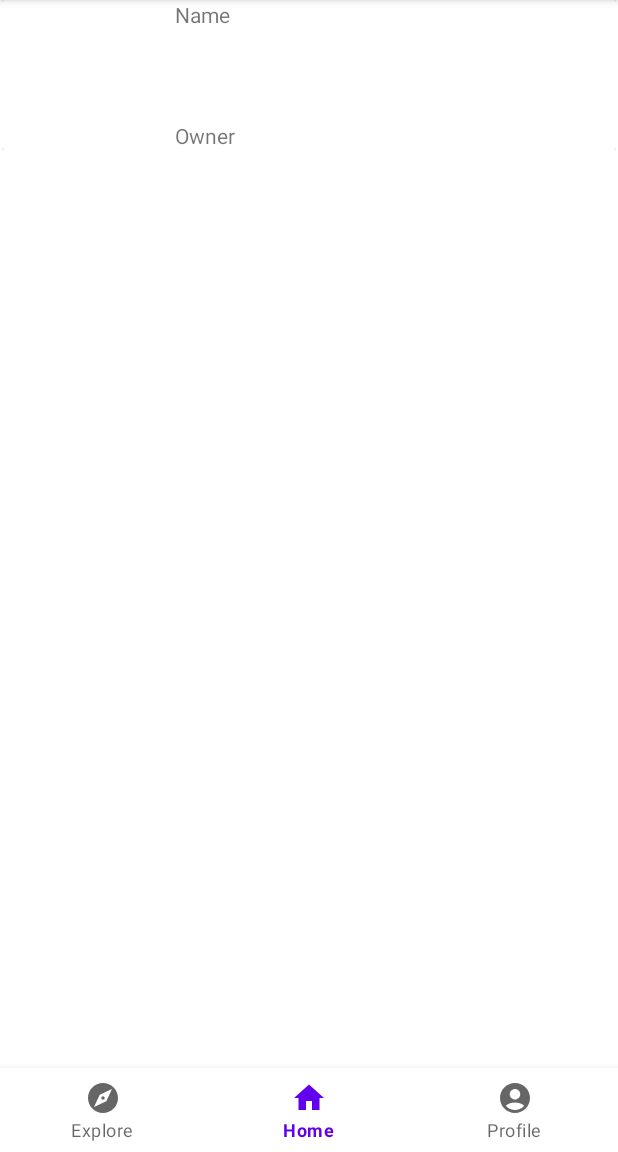
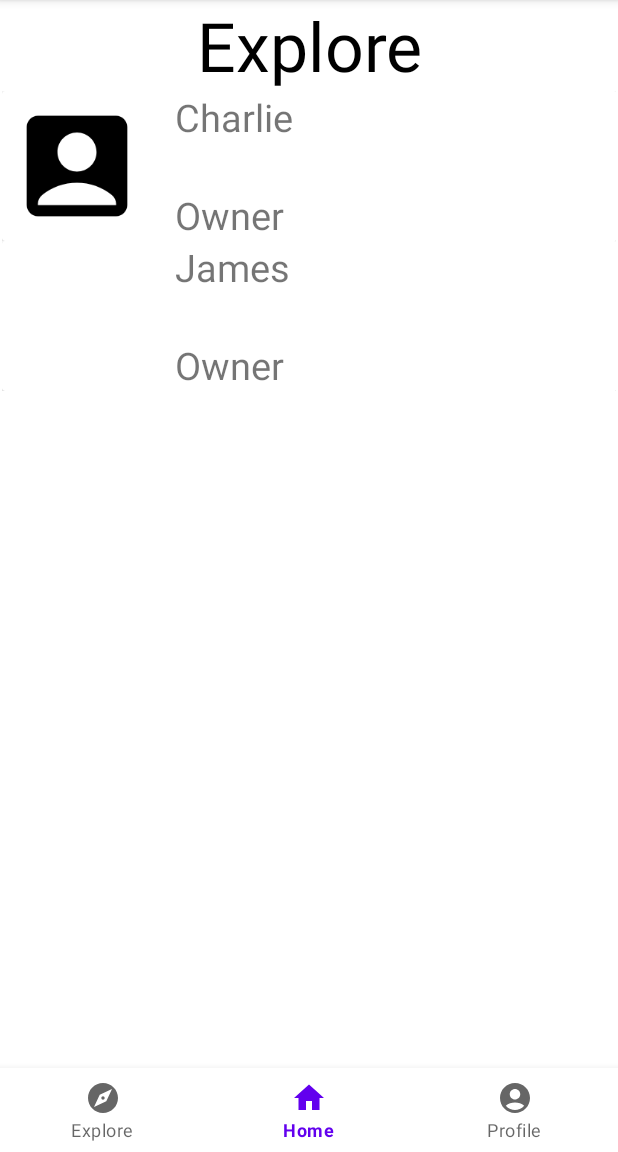
Before and after one commit to Charepo-2023/Charepo, an Android app: the fragment ExploreFragment placed in its activity, on a phone screen of 412 x 824 dp, the part 84-1236 px from its top. Run offline under Robolectric (Android 15) with nearby library versions, the light colour scheme and no system bars; pictures from the network do not load.

Commit message:
menu page added

```diff
--- a/app/build.gradle
+++ b/app/build.gradle
@@ -36,6 +36,7 @@ dependencies {
 
     implementation 'androidx.core:core-ktx:1.10.0'
     implementation 'androidx.appcompat:appcompat:1.6.1'
+    implementation 'com.github.bumptech.glide:glide:4.15.1'
     implementation 'com.google.android.material:material:1.8.0'
     implementation 'androidx.constraintlayout:constraintlayout:2.1.4'
     testImplementation 'junit:junit:4.13.2'
--- a/app/src/main/AndroidManifest.xml
+++ b/app/src/main/AndroidManifest.xml
@@ -2,6 +2,7 @@
 <manifest xmlns:android="http://schemas.android.com/apk/res/android"
     xmlns:tools="http://schemas.android.com/tools" >
 
+    <uses-permission android:name="android.permission.INTERNET" />
     <application
         android:allowBackup="true"
         android:dataExtractionRules="@xml/data_extraction_rules"
--- a/app/src/main/java/com/example/charepo/CharacterDetailAdapter.kt
+++ b/app/src/main/java/com/example/charepo/CharacterDetailAdapter.kt
@@ -7,6 +7,7 @@ import android.view.View
 import android.view.ViewGroup
 import android.widget.ImageView
 import androidx.recyclerview.widget.RecyclerView
+import com.bumptech.glide.Glide
 
 class CharacterDetailAdapter(val context: Context,
                              val imageList: ArrayList<Uri>,
@@ -29,7 +30,10 @@ class CharacterDetailAdapter(val context: Context,
         val imageView = itemView.findViewById<ImageView>(R.id.character_image_holder)
 
         fun bind(image: Uri){
-            imageView.setImageURI(image)
+            //imageView.setImageURI(image)
+            Glide.with(itemView.context)
+                .load(image)
+                .into(imageView)
         }
     }
 
--- a/app/src/main/java/com/example/charepo/ExploreFragment.kt
+++ b/app/src/main/java/com/example/charepo/ExploreFragment.kt
@@ -5,6 +5,8 @@ import android.view.LayoutInflater
 import android.view.View
 import android.view.ViewGroup
 import androidx.fragment.app.Fragment
+import androidx.recyclerview.widget.LinearLayoutManager
+import androidx.recyclerview.widget.RecyclerView
 
 class ExploreFragment : Fragment(){
 
@@ -14,5 +16,10 @@ class ExploreFragment : Fragment(){
         savedInstanceState: Bundle?
     ): View? {
         val view = inflater.inflate(R.layout.explore_page,container,false)
+
+        val publicRV = view.findViewById<RecyclerView>(R.id.publicCharacterRV)
+        publicRV.adapter = ExploreFragmentAdapter(view.context,Fetcher.itemList)
+        publicRV.layoutManager = LinearLayoutManager(view.context)
+
         return view
 }}
--- /dev/null
+++ b/app/src/main/java/com/example/charepo/ExploreFragmentAdapter.kt
@@ -0,0 +1,62 @@
+package com.example.charepo
+
+import android.content.Context
+import android.content.Intent
+import android.view.LayoutInflater
+import android.view.MenuItem
+import android.view.View
+import android.view.ViewGroup
+import android.widget.ImageView
+import android.widget.PopupMenu
+import android.widget.TextView
+import androidx.recyclerview.widget.RecyclerView
+
+class ExploreFragmentAdapter(
+    val context: Context,
+    val items: List<HomeRecyclerViewItem> ) : RecyclerView.Adapter<RecyclerView.ViewHolder>() {
+    val sortedList = Fetcher.sortCharacters(items)
+
+    override fun getItemViewType(position: Int): Int {
+        if (sortedList[position] is HomeRecyclerViewItem.FolderItem){
+            return VIEW_TYPE_FOLDER
+        }else{
+            return VIEW_TYPE_CHARACTER
+        }
+    }
+
+    override fun onCreateViewHolder(parent: ViewGroup, viewType: Int): RecyclerView.ViewHolder {
+        val itemView = LayoutInflater.from(context).inflate(R.layout.explore_item, parent, false)
+        return CharacterViewHolder(itemView)
+    }
+
+
+    override fun onBindViewHolder(holder: RecyclerView.ViewHolder, position: Int) {
+        val item = sortedList[position]
+        if (holder is CharacterViewHolder && item is HomeRecyclerViewItem.CharacterItem){
+            holder.bind(item)
+        }
+    }
+
+    override fun getItemCount(): Int {
+        return sortedList.size
+    }
+
+    //Need to add owner as part of character Item
+    internal inner class CharacterViewHolder(itemView: View) : RecyclerView.ViewHolder(itemView){
+        fun bind(item:HomeRecyclerViewItem.CharacterItem){
+            itemView.findViewById<TextView>(R.id.charNameView).text = item.name
+            if (item.characterImages!!.isEmpty()){
+                itemView.findViewById<ImageView>(R.id.charImageView).setImageResource(R.drawable.default_character_icon)
+            }else{
+                itemView.findViewById<ImageView>(R.id.charImageView).setImageURI(item.characterImages!![0])
+            }
+
+            itemView.setOnClickListener {
+                val intent = Intent(itemView.context, CharacterDetail::class.java)
+                Fetcher.setCurrentCharacterVal(item)
+                itemView.context.startActivity(intent)
+            }
+
+        }
+    }
+    }
--- a/app/src/main/java/com/example/charepo/Fetcher.kt
+++ b/app/src/main/java/com/example/charepo/Fetcher.kt
@@ -1,6 +1,8 @@
 package com.example.charepo
 
 import android.content.Context
+import android.net.Uri
+import java.net.URL
 
 class Fetcher {
     companion object{
@@ -28,24 +30,36 @@ class Fetcher {
             sortedList.sortWith((compareByDescending<HomeRecyclerViewItem> { it.javaClass.name.lowercase() }.thenBy{ it.toString().lowercase() }))
             return sortedList
         }
+        fun sortCharacters(unsortedList: List<HomeRecyclerViewItem>):List<HomeRecyclerViewItem>{
+            sortedList.clear()
+            for(i in unsortedList) {
+                if(i is HomeRecyclerViewItem.CharacterItem){
+                    if (i.isPublic == 1){
+                        sortedList.add(i)
+                    }
+                }
+            }
+            sortedList.sortWith((compareByDescending<HomeRecyclerViewItem> { it.javaClass.name.lowercase() }.thenBy{ it.toString().lowercase() }))
+            return sortedList
+        }
 
 
-            fun getRecyclerList(): MutableList<HomeRecyclerViewItem>{
+        fun getRecyclerList(): MutableList<HomeRecyclerViewItem>{
                 return itemList
             }
 
-            fun initializeAdapter(givenContext: Context, list:MutableList<HomeRecyclerViewItem>, homeFragment: HomeFragment): RecyclerAdapter{
+        fun initializeAdapter(givenContext: Context, list:MutableList<HomeRecyclerViewItem>, homeFragment: HomeFragment): RecyclerAdapter{
                 recyclerAdapter = RecyclerAdapter(givenContext,list,homeFragment)
                 itemList = list
                 return recyclerAdapter
             }
 
-            fun updateAdapter(){
+        fun updateAdapter(){
                 sortList(itemList)
                 recyclerAdapter.notifyDataSetChanged()
             }
 
-            fun updateFolderName(oldName:String, newName:String, changingItem: HomeRecyclerViewItem){
+        fun updateFolderName(oldName:String, newName:String, changingItem: HomeRecyclerViewItem){
                 for (i in itemList){
                     if(i is HomeRecyclerViewItem.CharacterItem){
                         if (i.directory == oldName){
@@ -78,12 +92,19 @@ class Fetcher {
             return loadCharacter
         }
 
-            fun getEmails(): MutableList<HomeRecyclerViewItem>{
+        fun getEmails(): MutableList<HomeRecyclerViewItem>{
+            val charImages : ArrayList<Uri> = ArrayList()
+            val url = URL("https://i.imgur.com/Oc9ACvH.png")
+            charImages.add(Uri.parse(url.toURI().toString()))
+            charImages.add(Uri.parse(url.toURI().toString()))
             val data : MutableList<HomeRecyclerViewItem> =ArrayList()
-            data.add(HomeRecyclerViewItem.CharacterItem("James", directory = "Home", characterDescription = "This is James"))
+            data.add(HomeRecyclerViewItem.CharacterItem("James", directory = "root",
+                characterDescription = "This is James",
+                isPublic = 1, characterImages = charImages))
             data.add(HomeRecyclerViewItem.FolderItem("Women", directory = "root"))
             data.add(HomeRecyclerViewItem.FolderItem("Book 1", directory = "root"))
-            data.add(HomeRecyclerViewItem.CharacterItem("Charlie", directory = "root", characterDescription = "Charlie Bucket is the main protagonist of the 1964 Roald Dahl book Charlie and the Chocolate Factory and the 1971 and 2005 film adaptations of the book. Despite being a stereotypical boy, Charlie is a noble, caring hero and one of the best in British literature.",
+            data.add(HomeRecyclerViewItem.CharacterItem("Charlie", directory = "root",
+                characterDescription = "Charlie Bucket is the main protagonist of the 1964 Roald Dahl book Charlie and the Chocolate Factory and the 1971 and 2005 film adaptations of the book. Despite being a stereotypical boy, Charlie is a noble, caring hero and one of the best in British literature.",
                 isPublic = 1,
                 birthday = "April 15, 1987",
                 race = "White",
@@ -91,7 +112,10 @@ class Fetcher {
             data.add(HomeRecyclerViewItem.FolderItem("Book 6", directory = "root"))
             data.add(HomeRecyclerViewItem.FolderItem("Blue","Book 1"))
             data.add(HomeRecyclerViewItem.FolderItem("Red","Book 1"))
-            data.add(HomeRecyclerViewItem.CharacterItem("Pete", characterDescription = "Pete lives in the forest and tracks animals.", directory = "Book 1", isPublic = 0))
+            data.add(HomeRecyclerViewItem.CharacterItem("Pete",
+                characterDescription = "Pete lives in the forest and tracks animals.",
+                directory = "Book 1",
+                isPublic = 0))
             return data
         }
 
--- a/app/src/main/java/com/example/charepo/HomeFragmentAdapter.kt
+++ b/app/src/main/java/com/example/charepo/HomeFragmentAdapter.kt
@@ -10,6 +10,7 @@ import android.view.ViewGroup
 import android.widget.*
 import androidx.appcompat.app.AlertDialog
 import androidx.recyclerview.widget.RecyclerView
+import com.bumptech.glide.Glide
 
 const val VIEW_TYPE_FOLDER = 1
 const val VIEW_TYPE_CHARACTER = 2
@@ -93,7 +94,10 @@ class RecyclerAdapter(
             if (item.characterImages!!.isEmpty()){
                 itemView.findViewById<ImageView>(R.id.characterImage).setImageResource(R.drawable.default_character_icon)
             }else{
-                itemView.findViewById<ImageView>(R.id.characterImage).setImageURI(item.characterImages!![0])
+                Glide.with(itemView.context)
+                    .load(item.characterImages!![0])
+                    .into(itemView.findViewById(R.id.characterImage))
+               // itemView.findViewById<ImageView>(R.id.characterImage).setImageURI(item.characterImages!![0])
             }
 
 
--- /dev/null
+++ b/app/src/main/res/layout/explore_item.xml
@@ -0,0 +1,55 @@
+<?xml version="1.0" encoding="utf-8"?>
+<androidx.constraintlayout.widget.ConstraintLayout xmlns:android="http://schemas.android.com/apk/res/android"
+    xmlns:app="http://schemas.android.com/apk/res-auto"
+    xmlns:tools="http://schemas.android.com/tools"
+    android:layout_width="match_parent"
+    android:layout_height="wrap_content">
+
+    <androidx.cardview.widget.CardView
+        android:layout_width="410dp"
+        android:layout_height="wrap_content"
+        app:layout_constraintStart_toStartOf="parent"
+        app:layout_constraintTop_toTopOf="parent">
+
+        <androidx.constraintlayout.widget.ConstraintLayout
+            android:id="@+id/constraintLayout"
+            android:layout_width="match_parent"
+            android:layout_height="match_parent">
+
+            <ImageView
+                android:id="@+id/charImageView"
+                android:layout_width="100dp"
+                android:layout_height="100dp"
+                android:padding="5dp"
+                app:layout_constraintBottom_toBottomOf="parent"
+                app:layout_constraintStart_toStartOf="parent"
+                app:layout_constraintTop_toTopOf="parent"
+                tools:srcCompat="@tools:sample/avatars" />
+
+            <TextView
+                android:id="@+id/charNameView"
+                android:layout_width="wrap_content"
+                android:layout_height="wrap_content"
+                android:layout_marginStart="15dp"
+                android:text="@string/charname"
+                android:textSize="25sp"
+                app:layout_constraintStart_toEndOf="@+id/charImageView"
+                app:layout_constraintTop_toTopOf="parent" />
+
+            <TextView
+                android:id="@+id/ownerNameView"
+                android:layout_width="wrap_content"
+                android:layout_height="wrap_content"
+                android:layout_marginStart="15dp"
+                android:text="@string/owner"
+                android:textSize="25sp"
+                app:layout_constraintBottom_toBottomOf="parent"
+                app:layout_constraintStart_toEndOf="@+id/charImageView" />
+
+
+        </androidx.constraintlayout.widget.ConstraintLayout>
+    </androidx.cardview.widget.CardView>
+
+
+
+</androidx.constraintlayout.widget.ConstraintLayout>
--- a/app/src/main/res/layout/explore_page.xml
+++ b/app/src/main/res/layout/explore_page.xml
@@ -3,64 +3,26 @@
     xmlns:app="http://schemas.android.com/apk/res-auto"
     xmlns:tools="http://schemas.android.com/tools"
     android:layout_width="match_parent"
-    android:layout_height="wrap_content">
+    android:layout_height="match_parent">
 
     <TextView
         android:id="@+id/Explorer"
         android:layout_width="match_parent"
         android:layout_height="wrap_content"
-        android:layout_margin="50dp"
-        android:layout_marginTop="4dp"
         android:gravity="center"
-        android:text="Explorer"
+        android:text="Explore"
         android:textColor="@color/black"
-        android:textSize="35dp"
+        android:textSize="45dp"
         app:layout_constraintEnd_toEndOf="parent"
-        app:layout_constraintHorizontal_bias="0.494"
         app:layout_constraintStart_toStartOf="parent"
         app:layout_constraintTop_toTopOf="parent" />
 
-    <androidx.cardview.widget.CardView
-        android:layout_width="409dp"
+    <androidx.recyclerview.widget.RecyclerView
+        android:id="@+id/publicCharacterRV"
+        android:layout_width="match_parent"
         android:layout_height="wrap_content"
-        tools:layout_editor_absoluteX="1dp"
-        tools:layout_editor_absoluteY="133dp" >
-
-        <androidx.constraintlayout.widget.ConstraintLayout
-            android:layout_width="match_parent"
-            android:layout_height="match_parent">
-
-            <ImageView
-                android:id="@+id/charView"
-                android:layout_width="100dp"
-                android:layout_height="100dp"
-                android:padding="5dp"
-                app:layout_constraintBottom_toBottomOf="parent"
-                app:layout_constraintStart_toStartOf="parent"
-                app:layout_constraintTop_toTopOf="parent"
-                tools:srcCompat="@tools:sample/avatars" />
-
-            <TextView
-                android:id="@+id/character"
-                android:layout_width="wrap_content"
-                android:layout_height="wrap_content"
-                android:layout_marginStart="15dp"
-                android:text="@string/charname"
-                app:layout_constraintStart_toEndOf="@+id/charView"
-                app:layout_constraintTop_toTopOf="parent" />
-
-            <TextView
-                android:id="@+id/owner"
-                android:layout_width="wrap_content"
-                android:layout_height="wrap_content"
-                android:layout_marginStart="15dp"
-                android:text="@string/owner"
-                app:layout_constraintBottom_toBottomOf="parent"
-                app:layout_constraintStart_toEndOf="@+id/charView"
-             />
-
-
-        </androidx.constraintlayout.widget.ConstraintLayout>
-    </androidx.cardview.widget.CardView>
+        tools:listitem="@layout/explore_item"
+        app:layout_constraintStart_toStartOf="parent"
+        app:layout_constraintTop_toBottomOf="@+id/Explorer" />
 
 </androidx.constraintlayout.widget.ConstraintLayout>
```
Also changed, not shown: app/src/main/java/com/example/charepo/HomeFragment.kt (+8 -2 lines), app/src/main/res/layout/fragment_profile.xml (+32 -6 lines).
